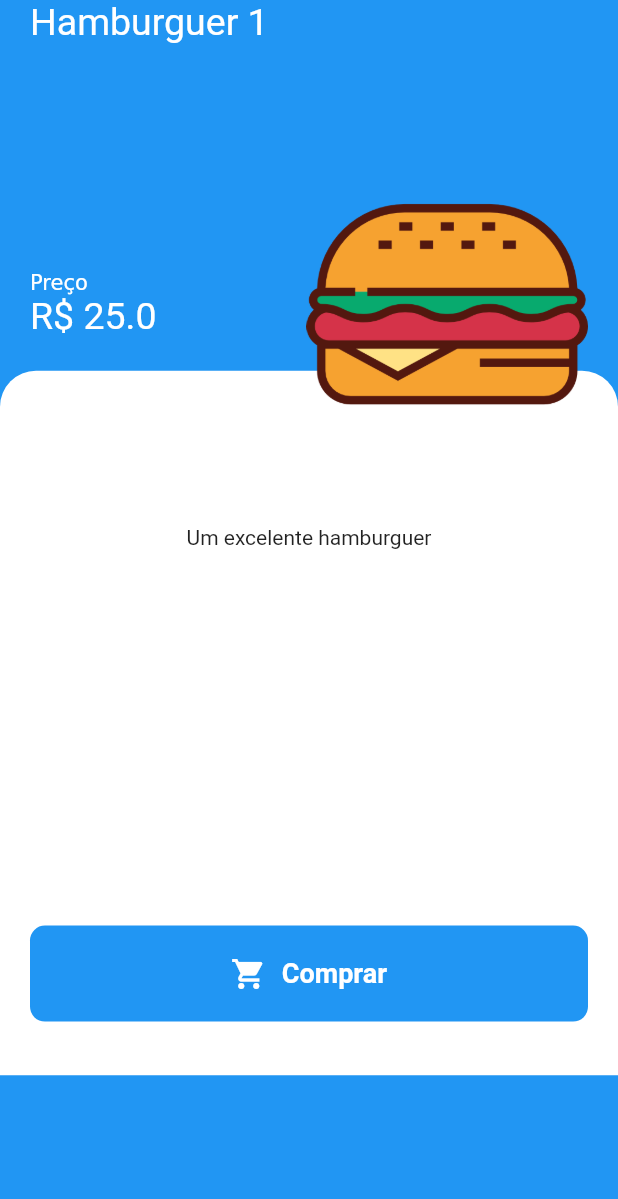
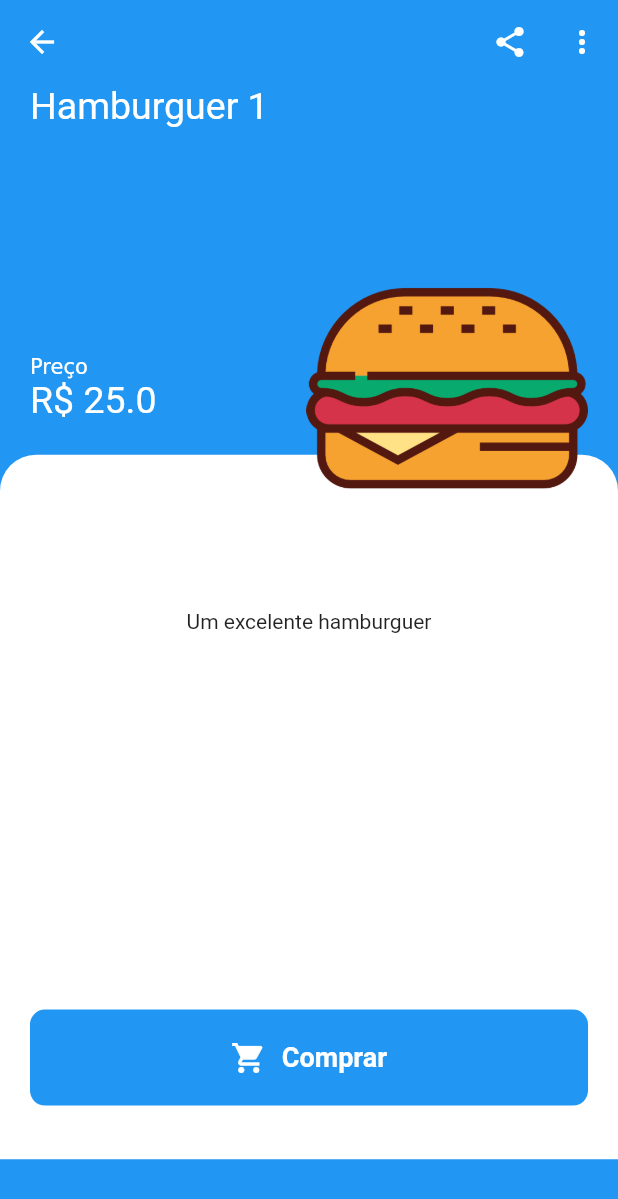
Before and after one commit to treinaweb/treinaweb-flutter-ui-cardapio-restaurantes, a Flutter app: the screen it shows after launch, after a tap on "Hamburguer 1", on a phone screen of 412 x 824 dp. Shown: the top 1199 px of the screen. Run offline on Flutter 3.47's test engine with Material 2 defaults, Android fonts, the phone set to English and light mode, and no system bars.

Commit message:
04.04_AppBar_Detalhes

```diff
--- /dev/null
+++ b/lib/screens/detalhes/components/app_bar.dart
@@ -0,0 +1,17 @@
+import 'package:flutter/material.dart';
+
+AppBar detalhesAppBar() {
+  return AppBar(
+    elevation: 0,
+    actions: <Widget>[
+      IconButton(
+        icon: Icon(Icons.share),
+        onPressed: () {},
+      ),
+      IconButton(
+        icon: Icon(Icons.more_vert),
+        onPressed: () {},
+      )
+    ],
+  );
+}
--- a/lib/screens/detalhes/datalhes.dart
+++ b/lib/screens/detalhes/datalhes.dart
@@ -1,5 +1,6 @@
 import 'package:flutter/material.dart';
 import 'package:ui_cardapio_restaurante/models/produto.dart';
+import 'package:ui_cardapio_restaurante/screens/detalhes/components/app_bar.dart';
 import 'package:ui_cardapio_restaurante/screens/detalhes/components/body.dart';
 
 class DetalhesScreen extends StatelessWidget {
@@ -11,6 +12,7 @@ class DetalhesScreen extends StatelessWidget {
   Widget build(BuildContext context) {
     return Scaffold(
       backgroundColor: Colors.blue,
+      appBar: detalhesAppBar(),
       body: Body(produto: produto,),
     );
   }
```
